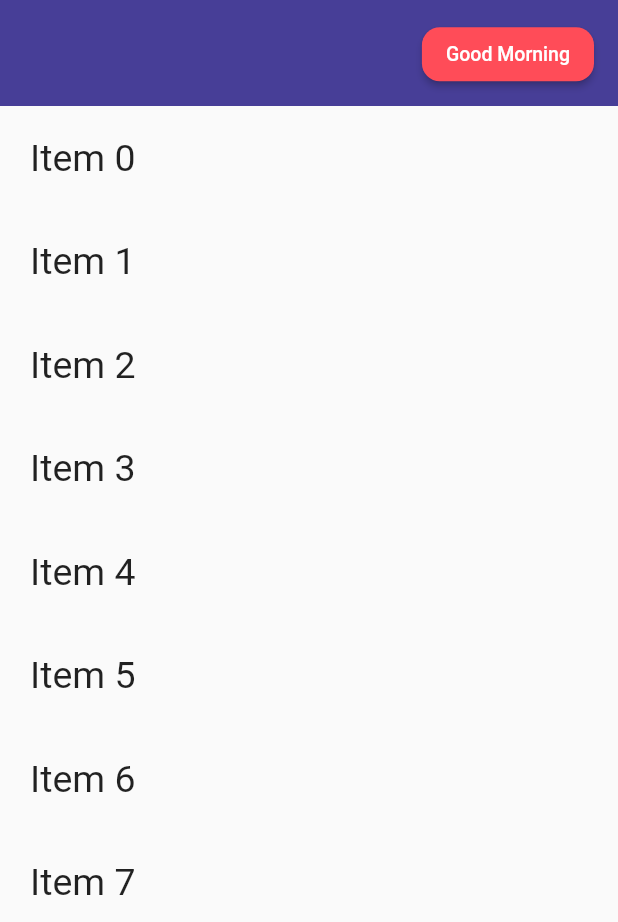
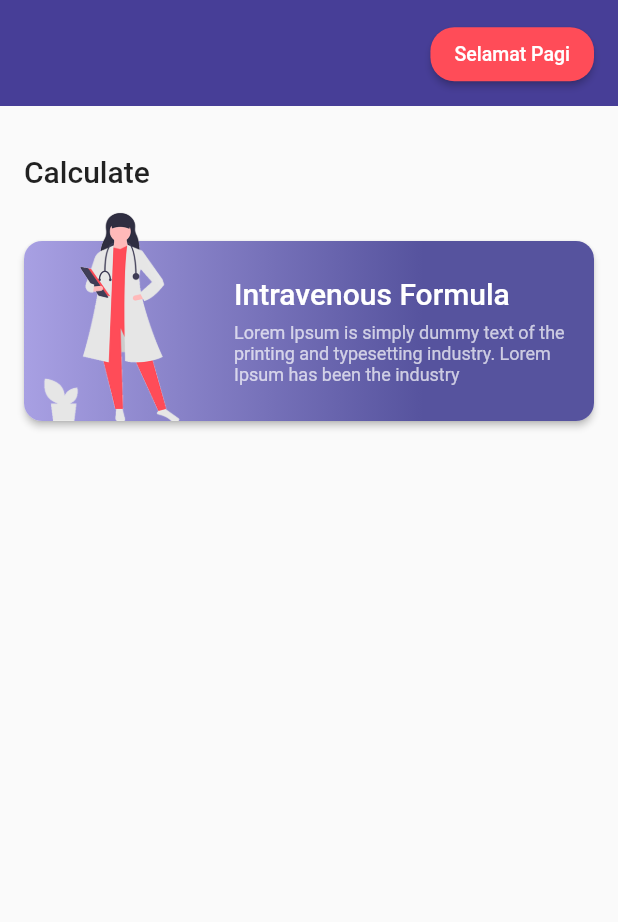
Before and after one commit to fifoaugie06/Prodita-SmartNursing, a Flutter app: the screen it shows after launch, on a phone screen of 412 x 824 dp, the part 314-1236 px from its top. Run offline on Flutter 3.47's test engine with Material 2 defaults, Android fonts, the phone set to English and light mode, and no system bars.

Commit message:
Explore dashboard

```diff
--- a/lib/dashboard/components/spacebar.dart
+++ b/lib/dashboard/components/spacebar.dart
@@ -1,8 +1,12 @@
 import 'package:flutter/material.dart';
+import 'package:intl/intl.dart';
 
 class Spacebar extends StatelessWidget {
   @override
   Widget build(BuildContext context) {
+    DateTime now = DateTime.now();
+    String formattedDate = DateFormat('HH').format(now);
+
     return FlexibleSpaceBar(
       collapseMode: CollapseMode.parallax,
       background: Container(
@@ -50,7 +54,7 @@ class Spacebar extends StatelessWidget {
               children: <Widget>[
                 RaisedButton(
                   shape: RoundedRectangleBorder(
-                    borderRadius: BorderRadius.circular(12.0),
+                    borderRadius: BorderRadius.circular(16.0),
                   ),
                   onPressed: () {},
                   color: Color(0xFFFF4C58),
@@ -58,7 +62,7 @@ class Spacebar extends StatelessWidget {
                   child: Padding(
                     padding: const EdgeInsets.only(top: 8, bottom: 8),
                     child: Text(
-                      "Good Morning",
+                      makeGreetingFromNow(formattedDate),
                       style: TextStyle(fontSize: 13),
                     ),
                   ),
@@ -70,4 +74,21 @@ class Spacebar extends StatelessWidget {
       ),
     );
   }
+
+  String makeGreetingFromNow(String formattedDate) {
+    String greeting = "Selamat ";
+    int format = int.parse(formattedDate);
+
+    if (format >= 0 && format <= 10) {
+      greeting += "Pagi";
+    } else if (format > 10 && format <= 14) {
+      greeting += "Siang";
+    } else if (format > 14 && format <= 18) {
+      greeting += "Sore";
+    } else {
+      greeting += "Malam";
+    }
+
+    return greeting;
+  }
 }
--- a/lib/dashboard/dashboard.dart
+++ b/lib/dashboard/dashboard.dart
@@ -9,6 +9,8 @@ class Dashboard extends StatefulWidget {
 
 class _DashboardState extends State<Dashboard> {
   final GlobalKey<ScaffoldState> _scaffoldKey = new GlobalKey<ScaffoldState>();
+  List<Color> _colors = [Color(0xFFA8A0E3), Color(0xFF56539E)];
+  List<double> _stops = [0.0, 0.7];
 
   @override
   Widget build(BuildContext context) {
@@ -33,28 +35,95 @@ class _DashboardState extends State<Dashboard> {
             backgroundColor: Color(0xFF473E97),
             flexibleSpace: Spacebar(),
           ),
-          SliverList(
-            delegate: SliverChildListDelegate.fixed(
-              _buildList(50),
+          SliverToBoxAdapter(
+            child: Padding(
+              padding: const EdgeInsets.only(
+                  left: 16, right: 16, top: 32, bottom: 22),
+              child: Column(
+                crossAxisAlignment: CrossAxisAlignment.start,
+                children: <Widget>[
+                  Text(
+                    'Calculate',
+                    style: TextStyle(fontWeight: FontWeight.w500, fontSize: 20),
+                  ),
+                  Container(
+                    width: MediaQuery.of(context).size.width,
+                    height: 155,
+                    child: Stack(
+                      children: <Widget>[
+                        Align(
+                          alignment: Alignment.bottomCenter,
+                          child: Material(
+                            elevation: 2,
+                            borderRadius: BorderRadius.circular(12),
+                            child: Container(
+                              width: MediaQuery.of(context).size.width,
+                              height: 120,
+                              decoration: BoxDecoration(
+                                borderRadius: BorderRadius.circular(12),
+                                gradient: LinearGradient(
+                                    colors: _colors, stops: _stops),
+                              ),
+                            ),
+                          ),
+                        ),
+                        Row(
+                          mainAxisAlignment: MainAxisAlignment.start,
+                          children: <Widget>[
+                            Align(
+                              child: Container(
+                                width: 140,
+                                height: 140,
+                                decoration: BoxDecoration(
+                                  image: DecorationImage(
+                                      image:
+                                          AssetImage('assets/images/nurse.png'),
+                                      fit: BoxFit.cover),
+                                ),
+                              ),
+                              alignment: Alignment.bottomCenter,
+                            ),
+                            Expanded(
+                              child: Align(
+                                child: Container(
+                                  height: 120,
+                                  child: Column(
+                                    mainAxisAlignment: MainAxisAlignment.center,
+                                    crossAxisAlignment: CrossAxisAlignment.start,
+                                    children: <Widget>[
+                                      Text(
+                                        'Intravenous Formula',
+                                        style: TextStyle(
+                                          color: Colors.white,
+                                          fontWeight: FontWeight.w500,
+                                          fontSize: 20,
+                                        ),
+                                      ),
+                                      SizedBox(height: 8,),
+                                      Text(
+                                        'Lorem Ipsum is simply dummy text of the printing and typesetting industry. Lorem Ipsum has been the industry',
+                                        style: TextStyle(
+                                          color: Colors.white70,
+                                          fontSize: 12,
+                                        ),
+                                      ),
+                                    ],
+                                  ),
+                                ),
+                                alignment: Alignment.bottomLeft,
+                              ),
+                            ),
+                          ],
+                        ),
+                      ],
+                    ),
+                  ),
+                ],
+              ),
             ),
-          ),
+          )
         ],
       ),
     );
   }
-
-  List<Widget> _buildList(int count) {
-    List<Widget> listItems = List();
-
-    for (int i = 0; i < count; i++) {
-      listItems.add(Padding(
-        padding: const EdgeInsets.all(20.0),
-        child: Text(
-          'Item ${i.toString()}',
-          style: TextStyle(fontSize: 25.0),
-        ),
-      ));
-    }
-    return listItems;
-  }
 }
--- a/pubspec.yaml
+++ b/pubspec.yaml
@@ -23,6 +23,7 @@ environment:
 dependencies:
   flutter:
     sdk: flutter
+  intl: ^0.16.1
 
 
   # The following adds the Cupertino Icons font to your application.
@@ -38,6 +39,8 @@ dev_dependencies:
 
 # The following section is specific to Flutter.
 flutter:
+  assets:
+    - assets/images/
 
   # The following line ensures that the Material Icons font is
   # included with your application, so that you can use the icons in
```
Also changed, not shown: assets/images/nurse.png (added), pubspec.lock.
